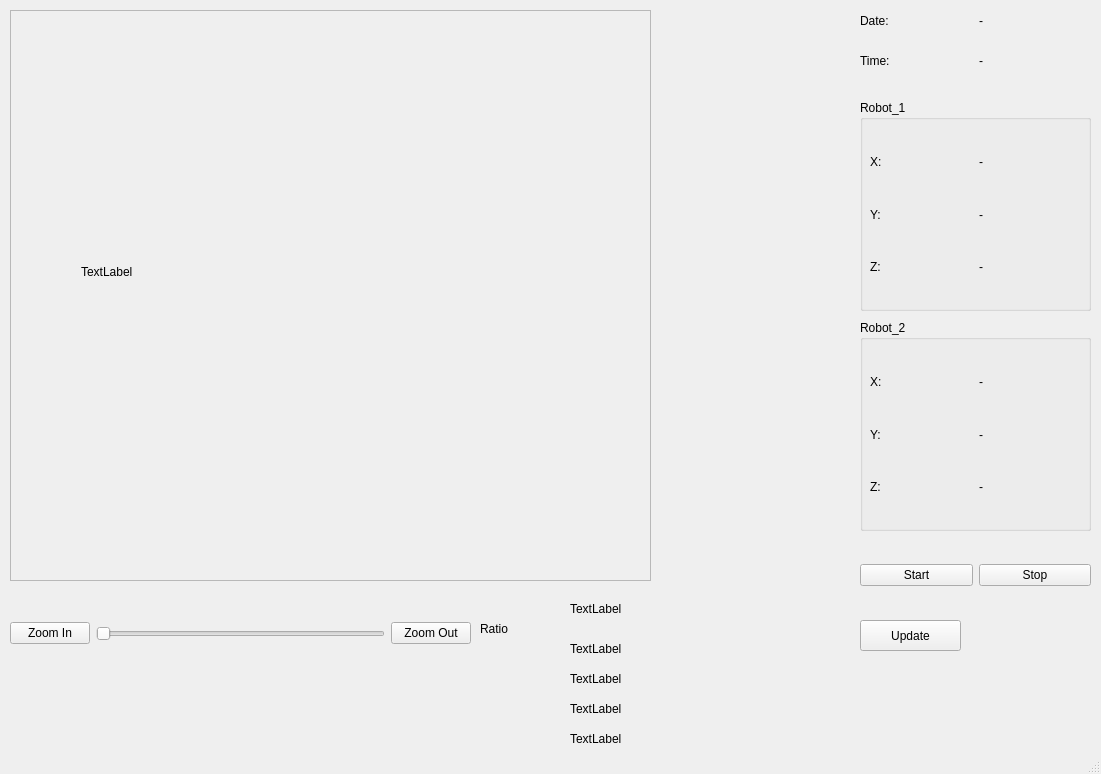
Before: the Qt Designer form src/qt_publish/UI/Test_03.ui in jamesorry/ros2_ws, drawn with Qt 5.
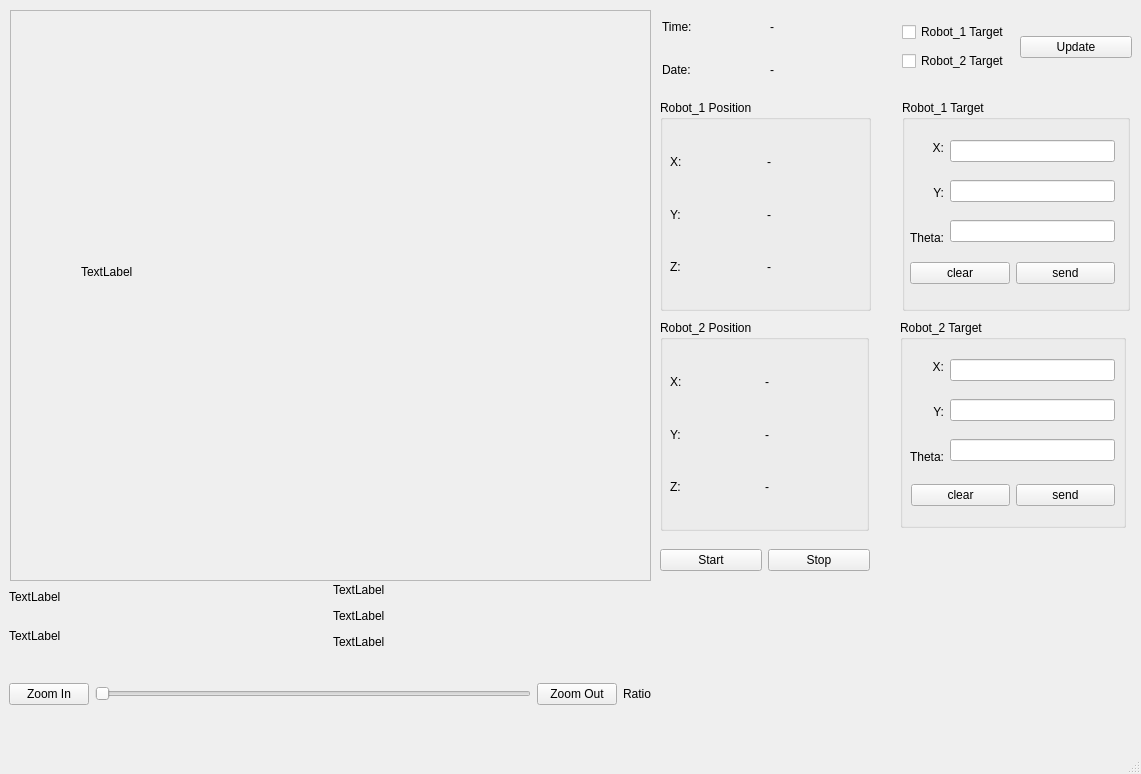
After: the same form once the commit is applied.

Commit message: add arrowedLine 車子方向

Patch:
```diff
--- a/src/qt_publish/UI/Test_03.ui
+++ b/src/qt_publish/UI/Test_03.ui
@@ -6,7 +6,7 @@
    <rect>
     <x>0</x>
     <y>0</y>
-    <width>1101</width>
+    <width>1141</width>
     <height>774</height>
    </rect>
   </property>
@@ -17,10 +17,10 @@
    <widget class="QWidget" name="horizontalLayoutWidget">
     <property name="geometry">
      <rect>
-      <x>860</x>
-      <y>550</y>
-      <width>231</width>
-      <height>51</height>
+      <x>660</x>
+      <y>540</y>
+      <width>210</width>
+      <height>40</height>
      </rect>
     </property>
     <layout class="QHBoxLayout" name="horizontalLayout_3">
@@ -43,21 +43,21 @@
    <widget class="QGroupBox" name="groupBox_robot_1">
     <property name="geometry">
      <rect>
-      <x>860</x>
+      <x>660</x>
       <y>100</y>
-      <width>231</width>
+      <width>211</width>
       <height>211</height>
      </rect>
     </property>
     <property name="title">
-     <string>Robot_1</string>
+     <string>Robot_1 Position</string>
     </property>
     <widget class="QWidget" name="verticalLayoutWidget">
      <property name="geometry">
       <rect>
        <x>10</x>
        <y>39</y>
-       <width>211</width>
+       <width>187</width>
        <height>151</height>
       </rect>
      </property>
@@ -122,21 +122,21 @@
    <widget class="QGroupBox" name="groupBox_robot_2">
     <property name="geometry">
      <rect>
-      <x>860</x>
+      <x>660</x>
       <y>320</y>
-      <width>231</width>
+      <width>209</width>
       <height>211</height>
      </rect>
     </property>
     <property name="title">
-     <string>Robot_2</string>
+     <string>Robot_2 Position</string>
     </property>
     <widget class="QWidget" name="verticalLayoutWidget_2">
      <property name="geometry">
       <rect>
        <x>10</x>
        <y>39</y>
-       <width>211</width>
+       <width>184</width>
        <height>151</height>
       </rect>
      </property>
@@ -198,71 +198,6 @@
      </layout>
     </widget>
    </widget>
-   <widget class="QWidget" name="layoutWidget">
-    <property name="geometry">
-     <rect>
-      <x>860</x>
-      <y>40</y>
-      <width>231</width>
-      <height>41</height>
-     </rect>
-    </property>
-    <layout class="QHBoxLayout" name="horizontalLayout">
-     <item>
-      <widget class="QLabel" name="label_3">
-       <property name="text">
-        <string>Time:</string>
-       </property>
-      </widget>
-     </item>
-     <item>
-      <widget class="QLabel" name="label_Time">
-       <property name="text">
-        <string>-</string>
-       </property>
-      </widget>
-     </item>
-    </layout>
-   </widget>
-   <widget class="QWidget" name="layoutWidget">
-    <property name="geometry">
-     <rect>
-      <x>860</x>
-      <y>0</y>
-      <width>231</width>
-      <height>41</height>
-     </rect>
-    </property>
-    <layout class="QHBoxLayout" name="horizontalLayout_2">
-     <item>
-      <widget class="QLabel" name="label_2">
-       <property name="text">
-        <string>Date:</string>
-       </property>
-      </widget>
-     </item>
-     <item>
-      <widget class="QLabel" name="label_Date">
-       <property name="text">
-        <string>-</string>
-       </property>
-      </widget>
-     </item>
-    </layout>
-   </widget>
-   <widget class="QPushButton" name="pushButton_update">
-    <property name="geometry">
-     <rect>
-      <x>860</x>
-      <y>620</y>
-      <width>101</width>
-      <height>31</height>
-     </rect>
-    </property>
-    <property name="text">
-     <string>Update</string>
-    </property>
-   </widget>
    <widget class="QWidget" name="verticalLayoutWidget_3">
     <property name="geometry">
      <rect>
@@ -305,112 +240,379 @@
      </item>
     </layout>
    </widget>
-   <widget class="QLabel" name="label_image_origin_shape">
+   <widget class="QWidget" name="verticalLayoutWidget_6">
     <property name="geometry">
      <rect>
-      <x>570</x>
-      <y>600</y>
-      <width>271</width>
-      <height>17</height>
+      <x>9</x>
+      <y>580</y>
+      <width>642</width>
+      <height>150</height>
      </rect>
     </property>
-    <property name="text">
-     <string>TextLabel</string>
-    </property>
+    <layout class="QVBoxLayout" name="verticalLayout_6">
+     <item>
+      <layout class="QHBoxLayout" name="horizontalLayout_11">
+       <item>
+        <layout class="QVBoxLayout" name="verticalLayout_4">
+         <item>
+          <widget class="QLabel" name="label_image_origin_shape">
+           <property name="text">
+            <string>TextLabel</string>
+           </property>
+          </widget>
+         </item>
+         <item>
+          <widget class="QLabel" name="label_image_current_shape">
+           <property name="text">
+            <string>TextLabel</string>
+           </property>
+          </widget>
+         </item>
+        </layout>
+       </item>
+       <item>
+        <layout class="QVBoxLayout" name="verticalLayout_5">
+         <item>
+          <widget class="QLabel" name="label_click_pos">
+           <property name="text">
+            <string>TextLabel</string>
+           </property>
+          </widget>
+         </item>
+         <item>
+          <widget class="QLabel" name="label_normal_pos">
+           <property name="text">
+            <string>TextLabel</string>
+           </property>
+          </widget>
+         </item>
+         <item>
+          <widget class="QLabel" name="label_real_pos">
+           <property name="text">
+            <string>TextLabel</string>
+           </property>
+          </widget>
+         </item>
+        </layout>
+       </item>
+      </layout>
+     </item>
+     <item>
+      <layout class="QHBoxLayout" name="horizontalLayout_10">
+       <item>
+        <widget class="QPushButton" name="pushButton_zoom_in">
+         <property name="text">
+          <string>Zoom In</string>
+         </property>
+        </widget>
+       </item>
+       <item>
+        <widget class="QSlider" name="Slider_ImageSizeArea">
+         <property name="orientation">
+          <enum>Qt::Horizontal</enum>
+         </property>
+        </widget>
+       </item>
+       <item>
+        <widget class="QPushButton" name="pushButton_zoom_out">
+         <property name="text">
+          <string>Zoom Out</string>
+         </property>
+        </widget>
+       </item>
+       <item>
+        <widget class="QLabel" name="label_ratio">
+         <property name="text">
+          <string>Ratio</string>
+         </property>
+        </widget>
+       </item>
+      </layout>
+     </item>
+    </layout>
    </widget>
-   <widget class="QLabel" name="label_image_current_shape">
+   <widget class="QWidget" name="verticalLayoutWidget_7">
     <property name="geometry">
      <rect>
-      <x>570</x>
-      <y>640</y>
-      <width>271</width>
-      <height>17</height>
+      <x>662</x>
+      <y>8</y>
+      <width>210</width>
+      <height>80</height>
      </rect>
     </property>
-    <property name="text">
-     <string>TextLabel</string>
-    </property>
+    <layout class="QVBoxLayout" name="verticalLayout_7">
+     <item>
+      <layout class="QHBoxLayout" name="horizontalLayout">
+       <item>
+        <widget class="QLabel" name="label_3">
+         <property name="text">
+          <string>Time:</string>
+         </property>
+        </widget>
+       </item>
+       <item>
+        <widget class="QLabel" name="label_Time">
+         <property name="text">
+          <string>-</string>
+         </property>
+        </widget>
+       </item>
+      </layout>
+     </item>
+     <item>
+      <layout class="QHBoxLayout" name="horizontalLayout_2">
+       <item>
+        <widget class="QLabel" name="label_2">
+         <property name="text">
+          <string>Date:</string>
+         </property>
+        </widget>
+       </item>
+       <item>
+        <widget class="QLabel" name="label_Date">
+         <property name="text">
+          <string>-</string>
+         </property>
+        </widget>
+       </item>
+      </layout>
+     </item>
+    </layout>
    </widget>
-   <widget class="QLabel" name="label_ratio">
+   <widget class="QGroupBox" name="groupBox">
     <property name="geometry">
      <rect>
-      <x>480</x>
-      <y>620</y>
-      <width>67</width>
-      <height>17</height>
+      <x>902</x>
+      <y>100</y>
+      <width>228</width>
+      <height>211</height>
      </rect>
     </property>
-    <property name="text">
-     <string>Ratio</string>
+    <property name="title">
+     <string>Robot_1 Target</string>
     </property>
+    <widget class="QWidget" name="horizontalLayoutWidget_6">
+     <property name="geometry">
+      <rect>
+       <x>8</x>
+       <y>155</y>
+       <width>205</width>
+       <height>37</height>
+      </rect>
+     </property>
+     <layout class="QHBoxLayout" name="horizontalLayout_15">
+      <item>
+       <widget class="QPushButton" name="pushButton_robot_1_clear">
+        <property name="text">
+         <string>clear</string>
+        </property>
+       </widget>
+      </item>
+      <item>
+       <widget class="QPushButton" name="pushButton_robot_1_send">
+        <property name="text">
+         <string>send</string>
+        </property>
+       </widget>
+      </item>
+     </layout>
+    </widget>
+    <widget class="QWidget" name="horizontalLayoutWidget_3">
+     <property name="geometry">
+      <rect>
+       <x>8</x>
+       <y>28</y>
+       <width>205</width>
+       <height>129</height>
+      </rect>
+     </property>
+     <layout class="QHBoxLayout" name="horizontalLayout_12">
+      <item>
+       <layout class="QVBoxLayout" name="verticalLayout_9">
+        <item>
+         <widget class="QLabel" name="label">
+          <property name="layoutDirection">
+           <enum>Qt::LeftToRight</enum>
+          </property>
+          <property name="text">
+           <string>X:</string>
+          </property>
+          <property name="alignment">
+           <set>Qt::AlignRight|Qt::AlignTrailing|Qt::AlignVCenter</set>
+          </property>
+         </widget>
+        </item>
+        <item>
+         <widget class="QLabel" name="label_10">
+          <property name="text">
+           <string>Y:</string>
+          </property>
+          <property name="alignment">
+           <set>Qt::AlignRight|Qt::AlignTrailing|Qt::AlignVCenter</set>
+          </property>
+         </widget>
+        </item>
+        <item>
+         <widget class="QLabel" name="label_11">
+          <property name="text">
+           <string>Theta:</string>
+          </property>
+          <property name="alignment">
+           <set>Qt::AlignRight|Qt::AlignTrailing|Qt::AlignVCenter</set>
+          </property>
+         </widget>
+        </item>
+       </layout>
+      </item>
+      <item>
+       <layout class="QVBoxLayout" name="verticalLayout_10">
+        <item>
+         <widget class="QLineEdit" name="lineEdit"/>
+        </item>
+        <item>
+         <widget class="QLineEdit" name="lineEdit_2"/>
+        </item>
+        <item>
+         <widget class="QLineEdit" name="lineEdit_3"/>
+        </item>
+       </layout>
+      </item>
+     </layout>
+    </widget>
    </widget>
-   <widget class="QLabel" name="label_click_pos">
+   <widget class="QGroupBox" name="groupBox_2">
     <property name="geometry">
      <rect>
-      <x>570</x>
-      <y>670</y>
-      <width>271</width>
-      <height>17</height>
+      <x>900</x>
+      <y>320</y>
+      <width>226</width>
+      <height>208</height>
      </rect>
     </property>
-    <property name="text">
-     <string>TextLabel</string>
+    <property name="title">
+     <string>Robot_2 Target</string>
     </property>
-   </widget>
-   <widget class="QLabel" name="label_normal_pos">
-    <property name="geometry">
-     <rect>
-      <x>570</x>
-      <y>700</y>
-      <width>271</width>
-      <height>17</height>
-     </rect>
-    </property>
-    <property name="text">
-     <string>TextLabel</string>
-    </property>
-   </widget>
-   <widget class="QLabel" name="label_real_pos">
-    <property name="geometry">
-     <rect>
-      <x>570</x>
-      <y>730</y>
-      <width>271</width>
-      <height>17</height>
-     </rect>
-    </property>
-    <property name="text">
-     <string>TextLabel</string>
-    </property>
+    <widget class="QWidget" name="horizontalLayoutWidget_4">
+     <property name="geometry">
+      <rect>
+       <x>10</x>
+       <y>27</y>
+       <width>205</width>
+       <height>129</height>
+      </rect>
+     </property>
+     <layout class="QHBoxLayout" name="horizontalLayout_13">
+      <item>
+       <layout class="QVBoxLayout" name="verticalLayout_11">
+        <item>
+         <widget class="QLabel" name="label_12">
+          <property name="layoutDirection">
+           <enum>Qt::LeftToRight</enum>
+          </property>
+          <property name="text">
+           <string>X:</string>
+          </property>
+          <property name="alignment">
+           <set>Qt::AlignRight|Qt::AlignTrailing|Qt::AlignVCenter</set>
+          </property>
+         </widget>
+        </item>
+        <item>
+         <widget class="QLabel" name="label_13">
+          <property name="text">
+           <string>Y:</string>
+          </property>
+          <property name="alignment">
+           <set>Qt::AlignRight|Qt::AlignTrailing|Qt::AlignVCenter</set>
+          </property>
+         </widget>
+        </item>
+        <item>
+         <widget class="QLabel" name="label_14">
+          <property name="text">
+           <string>Theta:</string>
+          </property>
+          <property name="alignment">
+           <set>Qt::AlignRight|Qt::AlignTrailing|Qt::AlignVCenter</set>
+          </property>
+         </widget>
+        </item>
+       </layout>
+      </item>
+      <item>
+       <layout class="QVBoxLayout" name="verticalLayout_12">
+        <item>
+         <widget class="QLineEdit" name="lineEdit_5"/>
+        </item>
+        <item>
+         <widget class="QLineEdit" name="lineEdit_6"/>
+        </item>
+        <item>
+         <widget class="QLineEdit" name="lineEdit_7"/>
+        </item>
+       </layout>
+      </item>
+     </layout>
+    </widget>
+    <widget class="QWidget" name="horizontalLayoutWidget_5">
+     <property name="geometry">
+      <rect>
+       <x>11</x>
+       <y>155</y>
+       <width>204</width>
+       <height>41</height>
+      </rect>
+     </property>
+     <layout class="QHBoxLayout" name="horizontalLayout_14">
+      <item>
+       <widget class="QPushButton" name="pushButton_robot_2_clear">
+        <property name="text">
+         <string>clear</string>
+        </property>
+       </widget>
+      </item>
+      <item>
+       <widget class="QPushButton" name="pushButton_robot_2_send">
+        <property name="text">
+         <string>send</string>
+        </property>
+       </widget>
+      </item>
+     </layout>
+    </widget>
    </widget>
    <widget class="QWidget" name="">
     <property name="geometry">
      <rect>
-      <x>10</x>
-      <y>620</y>
-      <width>461</width>
-      <height>27</height>
+      <x>902</x>
+      <y>19</y>
+      <width>230</width>
+      <height>56</height>
      </rect>
     </property>
-    <layout class="QHBoxLayout" name="horizontalLayout_10">
+    <layout class="QHBoxLayout" name="horizontalLayout_16">
      <item>
-      <widget class="QPushButton" name="pushButton_zoom_in">
-       <property name="text">
-        <string>Zoom In</string>
-       </property>
-      </widget>
+      <layout class="QVBoxLayout" name="verticalLayout_8">
+       <item>
+        <widget class="QCheckBox" name="checkBox_robot_1">
+         <property name="text">
+          <string>Robot_1 Target</string>
+         </property>
+        </widget>
+       </item>
+       <item>
+        <widget class="QCheckBox" name="checkBox_robot_2">
+         <property name="text">
+          <string>Robot_2 Target</string>
+         </property>
+        </widget>
+       </item>
+      </layout>
      </item>
      <item>
-      <widget class="QSlider" name="Slider_ImageSizeArea">
-       <property name="orientation">
-        <enum>Qt::Horizontal</enum>
-       </property>
-      </widget>
-     </item>
-     <item>
-      <widget class="QPushButton" name="pushButton_zoom_out">
+      <widget class="QPushButton" name="pushButton_update">
        <property name="text">
-        <string>Zoom Out</string>
+        <string>Update</string>
        </property>
       </widget>
      </item>
```
The commit also changes 6 other files.
